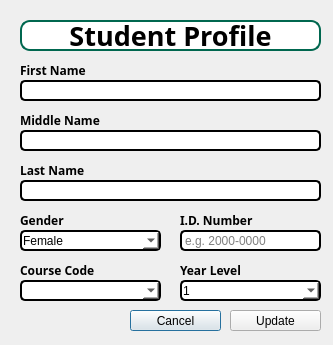
Before: the Qt Designer form editstudentdialog.ui in Kris2103/CCC151-SSIS, drawn with Qt 5.
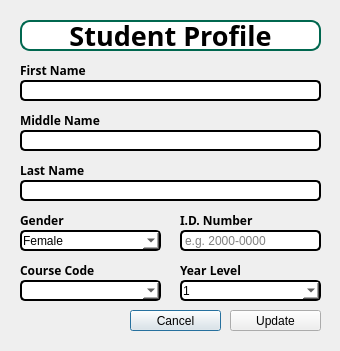
After: the same form once the commit is applied.

The edit to the form file:
```diff
--- a/editstudentdialog.ui
+++ b/editstudentdialog.ui
@@ -6,8 +6,8 @@
    <rect>
     <x>0</x>
     <y>0</y>
-    <width>333</width>
-    <height>345</height>
+    <width>340</width>
+    <height>351</height>
    </rect>
   </property>
   <property name="windowTitle">
```
